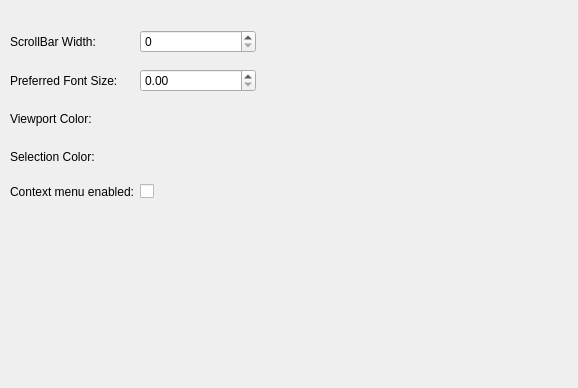
Qt form settingsdialog.ui (jsavuoja/qt-creator-coolscroll-plugin) before a commit.
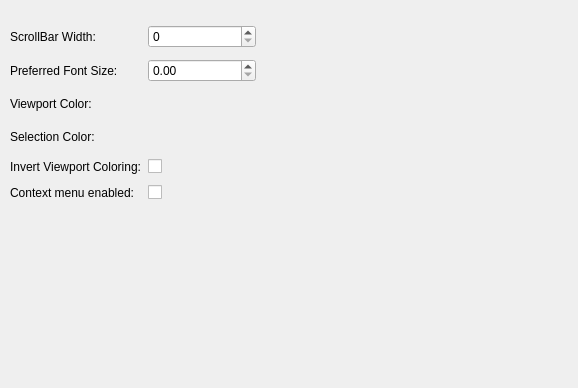
The same form after that commit.

Commit message:
Add option for inverting viewport colors
Inverting colors toggles usage of viewport colors between viewport and non-viewport areas.

```diff
--- a/settingsdialog.ui
+++ b/settingsdialog.ui
@@ -106,6 +106,20 @@
     <item row="1" column="1">
      <widget class="QDoubleSpinBox" name="fontSizeSpinBox"/>
     </item>
+    <item row="4" column="1">
+     <widget class="QCheckBox" name="invertViewportColoring">
+      <property name="text">
+       <string/>
+      </property>
+     </widget>
+    </item>
+    <item row="4" column="0">
+     <widget class="QLabel" name="label_5">
+      <property name="text">
+       <string>Invert Viewport Coloring:</string>
+      </property>
+     </widget>
+    </item>
    </layout>
   </widget>
  </widget>
```
The commit also changes 5 other files.
